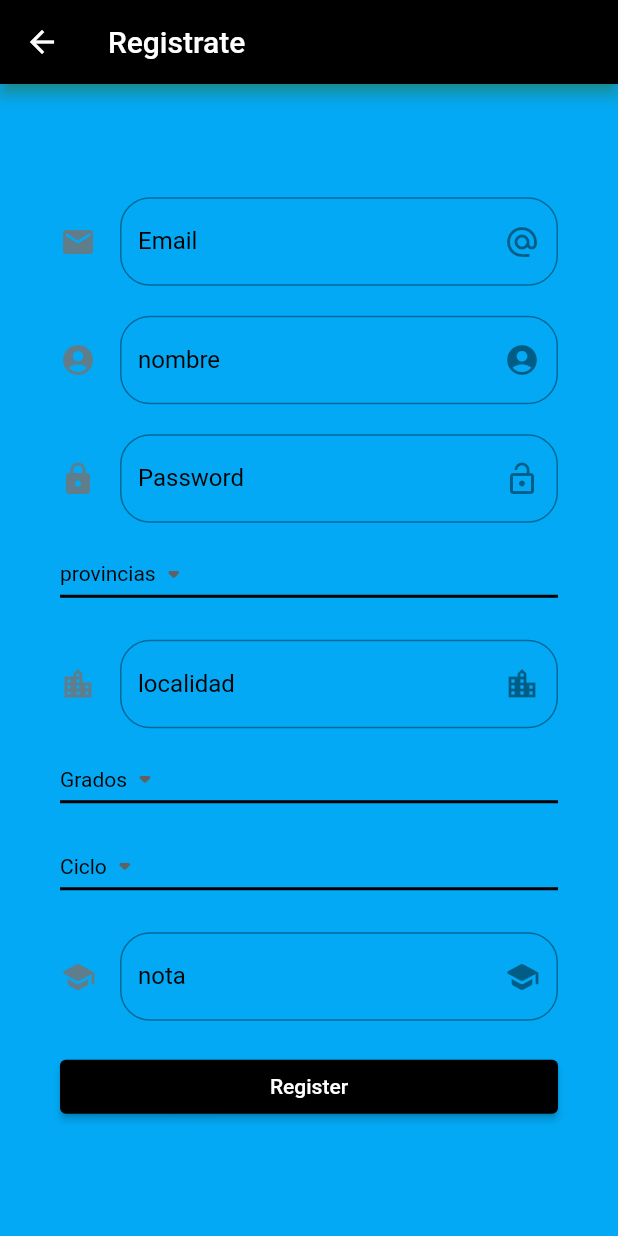
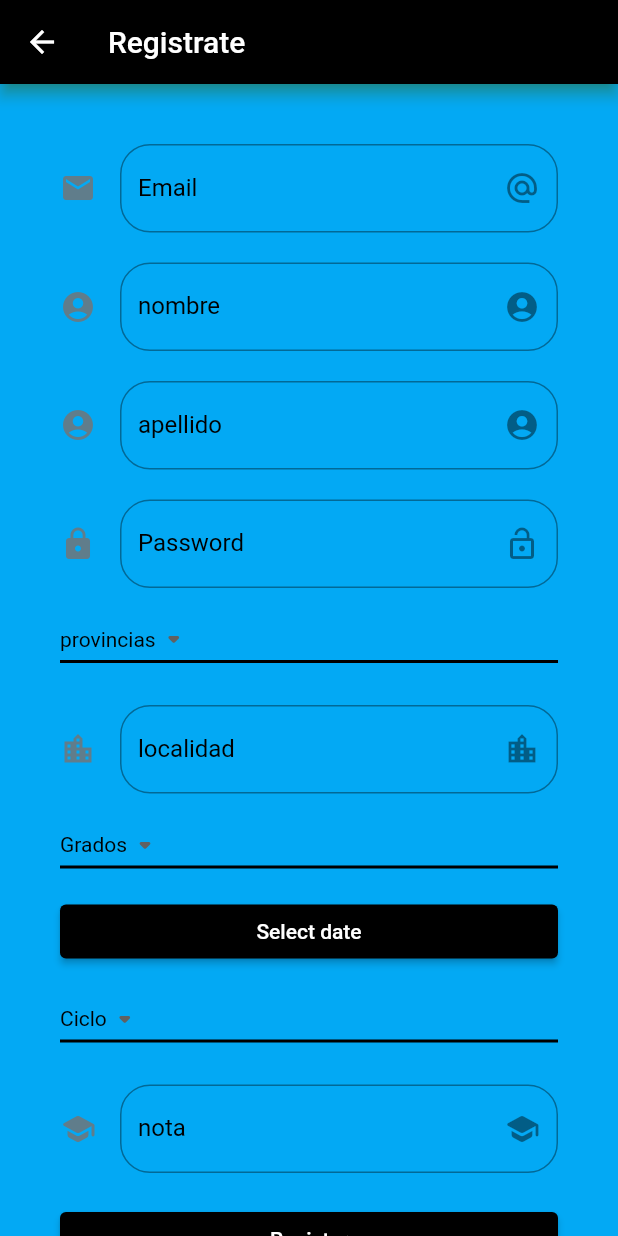
Before and after one commit to sebasalumno/flutter, a Flutter app: the RegisterPage screen opened by its route, on a phone screen of 412 x 824 dp. Run offline on Flutter 3.47's test engine with Material 2 defaults, Android fonts, the phone set to English and light mode, and no system bars; accounts and stored records are empty.

Commit message:
datepicker created

```diff
--- a/lib/src/pages/register_page.dart
+++ b/lib/src/pages/register_page.dart
@@ -7,6 +7,8 @@ class RegisterPage extends StatefulWidget {
 
 class _registerPageState extends State<RegisterPage> {
   String _email = '';
+  String _name = '';
+  String _apellido = '';
   String _password = '';
   String _nombre = '';
   String dropdownValue = 'provincias';
@@ -14,6 +16,7 @@ class _registerPageState extends State<RegisterPage> {
   String dropdownValueGrados = 'Grados';
   String dropdownValueCiclo = 'Ciclo';
   String _nota = '';
+  DateTime currentDate = DateTime.now();
 
   @override
   Widget build(BuildContext context) {
@@ -34,7 +37,12 @@ class _registerPageState extends State<RegisterPage> {
                 height: 20.0,
                 color: Colors.lightBlue,
               ),
-              _Crearnombre(),
+              _crearnombre(),
+              const Divider(
+                height: 20.0,
+                color: Colors.lightBlue,
+              ),
+              _crearApellido(),
               const Divider(
                 height: 20.0,
                 color: Colors.lightBlue,
@@ -55,6 +63,11 @@ class _registerPageState extends State<RegisterPage> {
                 color: Colors.lightBlue,
               ),
               _CrearGrados(),
+              const Divider(
+                height: 10.0,
+                color: Colors.lightBlue,
+              ),
+              _datebutton(context),
               const Divider(
                 height: 10.0,
                 color: Colors.lightBlue,
@@ -99,11 +112,35 @@ Este metodo crea y decora el Textfield del email
               _email = valor;
             }));
   }
+  /*
+  *
+  */
+
+  Widget _datebutton(BuildContext context) {
+    return ElevatedButton(
+      style: ElevatedButton.styleFrom(primary: Colors.black),
+      onPressed: () => _selectDate(context),
+      child: const Text('Select date'),
+    );
+  }
+
+  Future<void> _selectDate(BuildContext context) async {
+    final DateTime? pickedDate = await showDatePicker(
+        context: context,
+        initialDate: currentDate,
+        firstDate: DateTime(2000),
+        lastDate: DateTime(2050));
+    if (pickedDate != null && pickedDate != currentDate) {
+      setState(() {
+        currentDate = pickedDate;
+      });
+    }
+  }
 
   /*
 Este metodo crea y decora el Textfield del nombre
 */
-  Widget _Crearnombre() {
+  Widget _crearnombre() {
     return TextField(
         keyboardType: TextInputType.name,
         decoration: InputDecoration(
@@ -121,7 +158,32 @@ Este metodo crea y decora el Textfield del nombre
               color: Colors.blueGrey,
             )),
         onChanged: (valor) => setState(() {
-              _email = valor;
+              _name = valor;
+            }));
+  }
+
+/*
+Este metodo crea y decora el Textfield del nombre
+*/
+  Widget _crearApellido() {
+    return TextField(
+        keyboardType: TextInputType.name,
+        decoration: InputDecoration(
+            focusedBorder: OutlineInputBorder(
+                borderSide: const BorderSide(color: Colors.white),
+                borderRadius: BorderRadius.circular(35)),
+            border:
+                OutlineInputBorder(borderRadius: BorderRadius.circular(20.0)),
+            hintText: 'apellido',
+            labelText: 'apellido',
+            labelStyle: const TextStyle(color: Colors.black),
+            suffixIcon: const Icon(Icons.account_circle),
+            icon: const Icon(
+              Icons.account_circle,
+              color: Colors.blueGrey,
+            )),
+        onChanged: (valor) => setState(() {
+              _apellido = valor;
             }));
   }
 
```
